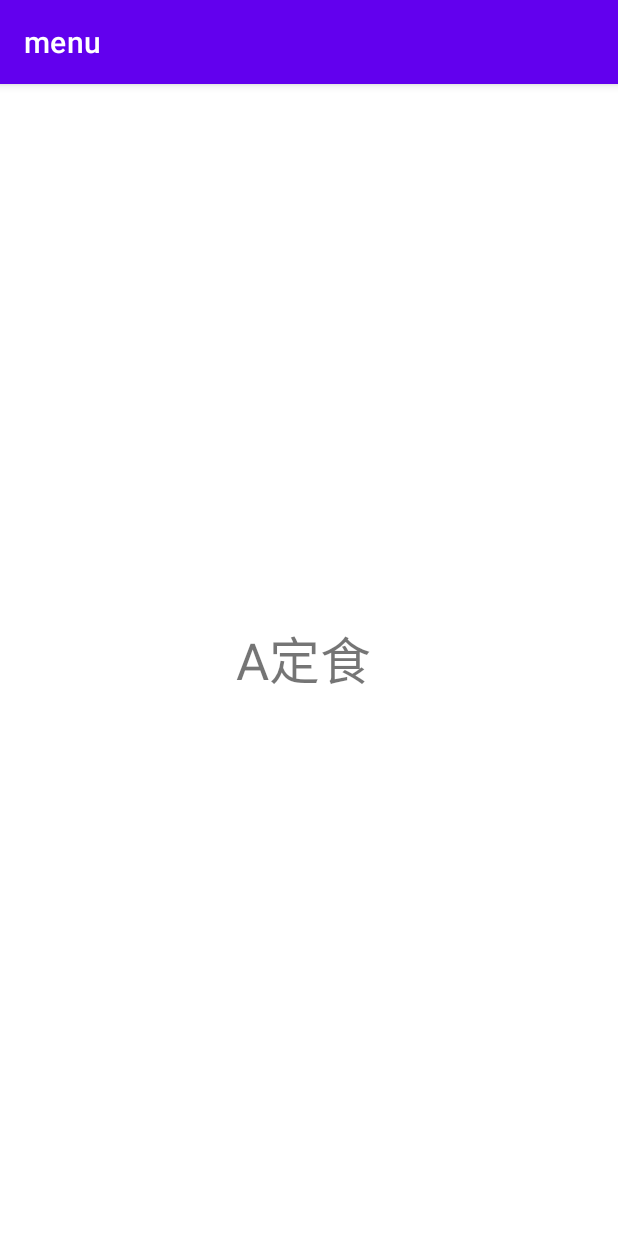
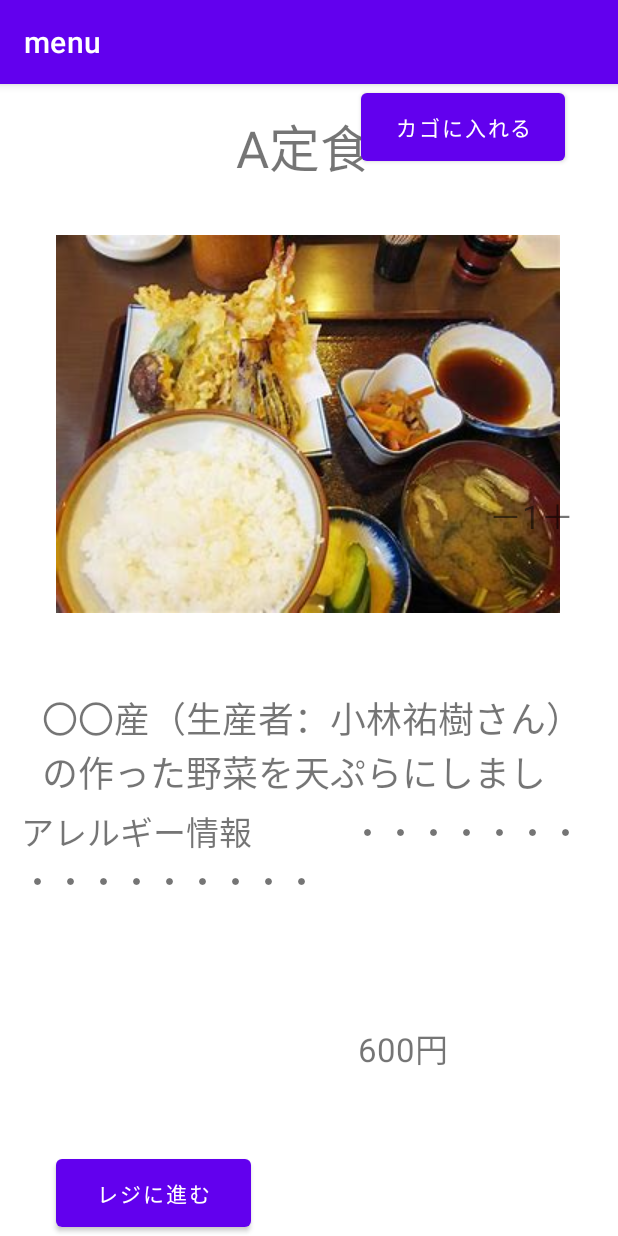
Before and after one commit to wakana-ikeda/menu2, an Android app: the teisyoku screen opened directly, with no data from a screen before it, on a phone screen of 412 x 824 dp. Run offline under Robolectric (Android 15) with nearby library versions, the phone set to English and light mode, and no system bars.

Commit message:
池田コミットします2

```diff
--- a/app/src/main/res/layout/activity_cyuumonn.xml
+++ b/app/src/main/res/layout/activity_cyuumonn.xml
@@ -4,10 +4,10 @@
     xmlns:tools="http://schemas.android.com/tools"
     android:layout_width="match_parent"
     android:layout_height="match_parent"
-    tools:context="com.example.quicktap.cyuumonn">
+    tools:context=".cyuumonn">
 
     <Button
-        android:id="@+id/button2"
+        android:id="@+id/button"
         android:layout_width="74dp"
         android:layout_height="42dp"
         android:layout_marginStart="24dp"
@@ -21,7 +21,7 @@
         android:id="@+id/button4"
         android:layout_width="99dp"
         android:layout_height="43dp"
-        android:layout_marginTop="8dp"
+        android:layout_marginTop="12dp"
         android:text="デザート"
         app:layout_constraintEnd_toEndOf="parent"
         app:layout_constraintHorizontal_bias="0.0"
--- a/app/src/main/res/layout/activity_teisyoku.xml
+++ b/app/src/main/res/layout/activity_teisyoku.xml
@@ -7,13 +7,130 @@
     tools:context=".teisyoku">
 
     <TextView
+        android:id="@+id/textView12"
+        android:layout_width="70dp"
+        android:layout_height="31dp"
+        android:text="600円"
+        android:textSize="22dp"
+        app:layout_constraintBottom_toTopOf="@+id/button5"
+        app:layout_constraintEnd_toStartOf="@+id/textView11"
+        app:layout_constraintHorizontal_bias="0.659"
+        app:layout_constraintStart_toStartOf="@+id/guideline10"
+        app:layout_constraintTop_toTopOf="@+id/guideline11" />
+
+    <TextView
         android:id="@+id/textView2"
         android:layout_width="97dp"
         android:layout_height="53dp"
         android:text="A定食"
         android:textSize="34sp"
-        app:layout_constraintBottom_toBottomOf="parent"
+        app:layout_constraintBottom_toTopOf="@+id/guideline8"
         app:layout_constraintEnd_toEndOf="parent"
         app:layout_constraintStart_toStartOf="parent"
         app:layout_constraintTop_toTopOf="parent" />
+
+    <androidx.constraintlayout.widget.Barrier
+        android:layout_width="wrap_content"
+        android:layout_height="wrap_content"
+        app:barrierDirection="left"
+        app:layout_constraintBottom_toBottomOf="parent"
+        app:layout_constraintTop_toTopOf="parent"
+        tools:layout_editor_absoluteX="127dp" />
+
+    <androidx.constraintlayout.widget.Guideline
+        android:id="@+id/guideline8"
+        android:layout_width="wrap_content"
+        android:layout_height="wrap_content"
+        android:orientation="horizontal"
+        app:layout_constraintGuide_begin="85dp" />
+
+    <ImageView
+        android:id="@+id/imageView"
+        android:layout_width="wrap_content"
+        android:layout_height="wrap_content"
+        android:layout_marginTop="4dp"
+        app:layout_constraintBottom_toTopOf="@+id/guideline9"
+        app:layout_constraintEnd_toEndOf="parent"
+        app:layout_constraintHorizontal_bias="0.493"
+        app:layout_constraintStart_toStartOf="parent"
+        app:layout_constraintTop_toTopOf="@+id/guideline8"
+        app:srcCompat="@drawable/teisyoku" />
+
+    <androidx.constraintlayout.widget.Guideline
+        android:id="@+id/guideline9"
+        android:layout_width="wrap_content"
+        android:layout_height="wrap_content"
+        android:orientation="horizontal"
+        app:layout_constraintBottom_toBottomOf="parent"
+        app:layout_constraintGuide_begin="365dp"
+        app:layout_constraintTop_toTopOf="parent" />
+
+    <TextView
+        android:id="@+id/textView9"
+        android:layout_width="370dp"
+        android:layout_height="77dp"
+        android:layout_marginTop="4dp"
+        android:text="〇〇産（生産者：小林祐樹さん）  の作った野菜を天ぷらにしました。"
+        android:textSize="24sp"
+        app:layout_constraintBottom_toBottomOf="parent"
+        app:layout_constraintEnd_toEndOf="parent"
+        app:layout_constraintHorizontal_bias="0.666"
+        app:layout_constraintStart_toStartOf="parent"
+        app:layout_constraintTop_toTopOf="@+id/guideline9"
+        app:layout_constraintVertical_bias="0.111" />
+
+    <TextView
+        android:id="@+id/textView10"
+        android:layout_width="384dp"
+        android:layout_height="62dp"
+        android:text="アレルギー情報　　　・・・・・・・・・・・・・・・・"
+        android:textSize="22dp"
+        app:layout_constraintEnd_toEndOf="parent"
+        app:layout_constraintStart_toStartOf="parent"
+        app:layout_constraintTop_toBottomOf="@+id/textView9" />
+
+    <Button
+        android:id="@+id/button5"
+        android:layout_width="130dp"
+        android:layout_height="57dp"
+        android:text="レジに進む"
+        app:layout_constraintBottom_toBottomOf="parent"
+        app:layout_constraintEnd_toStartOf="@+id/guideline10"
+        app:layout_constraintStart_toStartOf="parent" />
+
+    <Button
+        android:id="@+id/button6"
+        android:layout_width="136dp"
+        android:layout_height="57dp"
+        android:text="カゴに入れる"
+        app:layout_constraintEnd_toEndOf="parent"
+        app:layout_constraintStart_toStartOf="@+id/guideline10"
+        tools:layout_editor_absoluteY="674dp" />
+
+    <androidx.constraintlayout.widget.Guideline
+        android:id="@+id/guideline10"
+        android:layout_width="wrap_content"
+        android:layout_height="wrap_content"
+        android:orientation="vertical"
+        app:layout_constraintGuide_begin="205dp" />
+
+    <TextView
+        android:id="@+id/textView11"
+        android:layout_width="70dp"
+        android:layout_height="31dp"
+        android:text="－1＋"
+        android:textSize="22dp"
+        app:layout_constraintBottom_toTopOf="@+id/button6"
+        app:layout_constraintEnd_toEndOf="parent"
+        app:layout_constraintHorizontal_bias="0.882"
+        app:layout_constraintStart_toStartOf="@+id/guideline10"
+        app:layout_constraintTop_toTopOf="@+id/guideline11" />
+
+    <androidx.constraintlayout.widget.Guideline
+        android:id="@+id/guideline11"
+        android:layout_width="wrap_content"
+        android:layout_height="wrap_content"
+        android:orientation="horizontal"
+        app:layout_constraintGuide_begin="573dp" />
+
 </androidx.constraintlayout.widget.ConstraintLayout>
```
